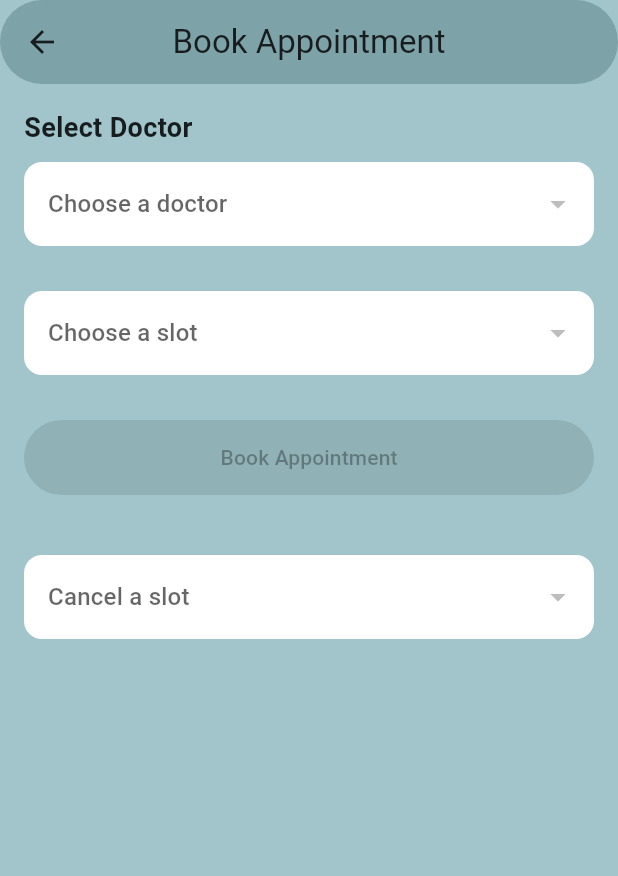
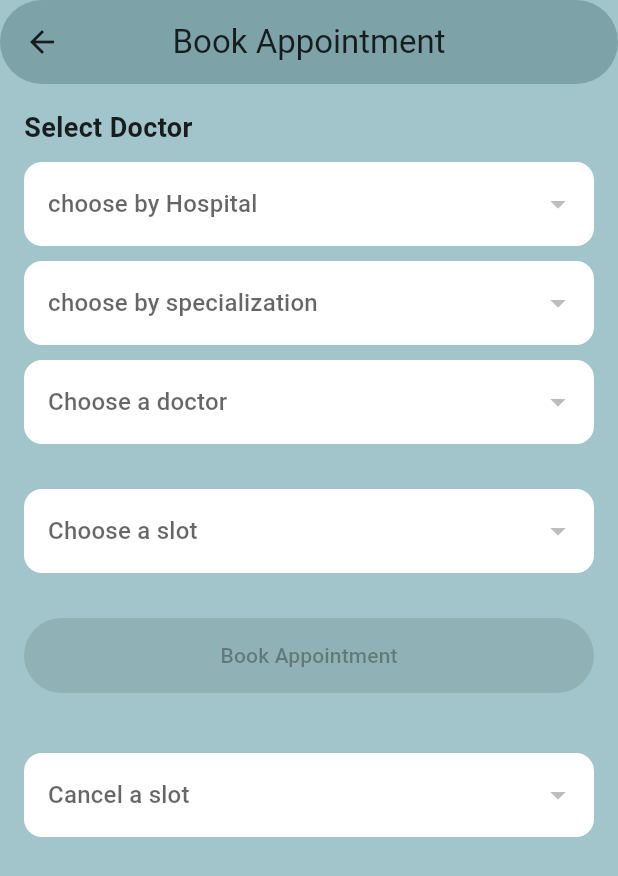
Before and after one commit to su1991/hospitalapp, a Flutter app: the HomePage screen opened directly, after a tap on "Book Appointment", on a phone screen of 412 x 824 dp. Shown: the top 876 px of the screen. Run offline on Flutter 3.47's test engine with Material 3 defaults, Android fonts, the phone set to English and light mode, and no system bars; our stand-ins replace cloud_firestore, firebase_auth, firebase_core, firebase_storage, flutter_native_splash, flutter_riverpod and 2 more; missing offline and left inert: date_picker_plus; accounts and stored records are empty.

Commit message:
added filtering by hospital and specialization

```diff
--- a/lib/ViewModel/Signup.dart
+++ b/lib/ViewModel/Signup.dart
@@ -59,6 +59,32 @@ class SignupViewModel
 
           }
       );
+
+      final specQuery = await _firestore
+          .collection("specializations")
+          .where("name", isEqualTo: specialization)
+          .get();
+
+      if (specQuery.docs.isEmpty)
+
+      {
+        await _firestore.collection("specializations").add({
+          "name": specialization
+        });
+      }
+
+      final hospitalQuery = await _firestore
+          .collection("hospitals")
+          .where("name", isEqualTo: Hospital)
+          .get();
+
+      if (hospitalQuery.docs.isEmpty)
+      {
+        await _firestore.collection("hospitals").add({
+          "name": Hospital
+        });
+      }
+
 
       // Success
       return null;
--- a/lib/ViewModel/appointmentViewModel.dart
+++ b/lib/ViewModel/appointmentViewModel.dart
@@ -234,4 +234,99 @@ class appointmentViewModel
   }
 
 
+  Future<List<Map<String, dynamic>>> fetchSpecializations() async
+  {
+    try {
+      final snapshot = await FirebaseFirestore.instance
+          .collection("specializations")
+
+          .get();
+
+      final List<Map<String, dynamic>> loadedspecialization = [];
+
+      for (var doc in snapshot.docs) {
+        loadedspecialization.add({
+
+          "specialization": doc["name"],
+        });
+      }
+
+      return loadedspecialization;
+    } catch (e) {
+      print("Error fetching specialzaiton: $e");
+      return []; // ✅ REQUIRED
+    }
+  }
+
+
+
+  Future<List<Map<String, dynamic>>> fetchhospitals() async
+  {
+    try {
+      final snapshot = await FirebaseFirestore.instance
+          .collection("hospitals")
+
+          .get();
+
+      final List<Map<String, dynamic>> loadedhospital = [];
+
+      for (var doc in snapshot.docs) {
+        loadedhospital.add({
+
+          "hospital": doc["name"],
+        });
+      }
+
+      return loadedhospital;
+    } catch (e) {
+      print("Error fetching specialzaiton: $e");
+      return []; // ✅ REQUIRED
+    }
+  }
+
+
+  Future<List<Map<String,dynamic>>> fetchSpecializationsByHospital(String hospital) async
+  {
+
+    final snapshot = await FirebaseFirestore.instance
+        .collection("User")
+        .where("rooleType", isEqualTo: "doctor")
+        .where("Hospital", isEqualTo: hospital)
+        .get();
+
+    final List<Map<String,dynamic>> result = [];
+
+    for (var doc in snapshot.docs) {
+      result.add({
+        "specialization": doc["specialization"]
+      });
+    }
+
+    return result;
+  }
+
+  Future<List<Map<String,dynamic>>> fetchDoctorsByFilter(
+      String hospital,
+      String specialization) async {
+
+    final snapshot = await FirebaseFirestore.instance
+        .collection("User")
+        .where("rooleType", isEqualTo: "doctor")
+        .where("Hospital", isEqualTo: hospital)
+        .where("specialization", isEqualTo: specialization)
+        .get();
+
+    final List<Map<String,dynamic>> result = [];
+
+    for (var doc in snapshot.docs) {
+      result.add({
+        "id": doc.id,
+        "name": doc["name"]
+      });
+    }
+
+    return result;
+  }
+
+
 }
--- a/lib/Views/appointmnetscreenpatient.dart
+++ b/lib/Views/appointmnetscreenpatient.dart
@@ -73,12 +73,13 @@ class _AppointmentsState extends State<Appointments>
   // List to store doctors
   List<Map<String, dynamic>> doctors = [];
   List <Map <String,dynamic>> slots=[];
-
+   List<Map<String, dynamic>> special = [];
+   List<Map<String, dynamic>> hospital = [];
 
 
    Future<void> loadDoctors() async
    {
-     final result = await _viewModel.fetchDoctors();
+     final result = await _viewModel.fetchDoctorsByFilter(selectedHospitalId! , specialization!);
 
      setState(()
      {
@@ -87,6 +88,29 @@ class _AppointmentsState extends State<Appointments>
      });
    }
 
+
+   Future<void> loadspecialization() async
+   {
+     final result = await _viewModel.fetchSpecializationsByHospital(selectedHospitalId!);
+
+     setState(()
+     {
+       special = result;
+       loading = false;
+     });
+     print(special);
+   }
+   Future<void> loadhospital() async
+   {
+     final result = await _viewModel.fetchhospitals();
+
+     setState(()
+     {
+       hospital = result;
+       loading = false;
+     });
+     print(hospital);
+   }
 
 
    Future<void> saveappointments() async
@@ -132,11 +156,20 @@ class _AppointmentsState extends State<Appointments>
 
    bool loading = false;
 
+  String?  selectedHospitalId;
+  String? selectedSpecializationId;
+
+  String? get specialization => selectedSpecializationId;
+
   @override
   void initState()
   {
     super.initState();
-    loadDoctors();
+
+    loadhospital();
+
+
+
 
   }
   @override
@@ -177,15 +210,122 @@ class _AppointmentsState extends State<Appointments>
             ),
 
             const SizedBox(height: 10),
+            DropdownButtonFormField<String>
+              (
+              value: selectedHospitalId,
+              hint: const Text("choose by Hospital"),
+
+              items: hospital.map((hospital)
+              {
+
+                print(hospital);
+
+                return DropdownMenuItem<String>
+                  (
+
+                  value: hospital["hospital"],
+
+
+                  child: Text
+                    (
+                    hospital["hospital"],
+                    style: TextStyle
+                      (
+                    ),
+                  ),
+                );
+
+              }).toList(),
+
+              onChanged: (value) async
+              {
+
+                if (value == null) return;
+
+                setState(() {
+                  selectedHospitalId = value;
+
+                  loading = true;
+                });
+      await loadspecialization();
+
+
+              },
+
+              decoration: InputDecoration(
+                filled: true,
+                fillColor: Colors.white,
+                border: OutlineInputBorder(
+                  borderRadius: BorderRadius.circular(12),
+                  borderSide: BorderSide.none,
+                ),
+              ),
+            ),
+
+            const SizedBox(height: 10),
+
+
+            DropdownButtonFormField<String>
+              (
+              value: selectedSpecializationId,
+              hint: const Text("choose by specialization"),
+
+              items: special.map((specialization)
+              {
+
+
+
+                return DropdownMenuItem<String>
+                  (
+
+                  value: specialization["specialization"],
+                  child: Text
+                    (
+                    specialization["specialization"],
+                    style: TextStyle(
+
+                    ),
+                  ),
+                );
+
+              }).toList(),
+
+              onChanged: (value) async
+              {
+
+                if (value == null) return;
+
+                setState(()
+                {
+                  selectedSpecializationId = value;
+                  loading = true;
+                });
+
+                        await loadDoctors();
+
+              },
+
+              decoration: InputDecoration(
+                filled: true,
+                fillColor: Colors.white,
+                border: OutlineInputBorder(
+                  borderRadius: BorderRadius.circular(12),
+                  borderSide: BorderSide.none,
+                ),
+              ),
+            ),
+
+
+            const SizedBox(height: 10),
 
             // 🔹 Dropdown
-            DropdownButtonFormField<String>(
+            DropdownButtonFormField<String>
+              (
               value: selectedDoctorId,
               hint: const Text("Choose a doctor"),
 
               items: doctors.map((doctor)
               {
-
                 final bool isCurrentDoctor =
                     doctor["id"] == FirebaseAuth.instance.currentUser!.uid;
 
@@ -204,11 +344,13 @@ class _AppointmentsState extends State<Appointments>
 
               }).toList(),
 
-              onChanged: (value) async {
+              onChanged: (value) async
+              {
 
                 if (value == null) return;
 
-                setState(() {
+                setState(()
+                {
                   selectedDoctorId = value;
                   selectedSlotId = null;
                   loading = true;
@@ -218,7 +360,8 @@ class _AppointmentsState extends State<Appointments>
 
               },
 
-              decoration: InputDecoration(
+              decoration: InputDecoration
+                (
                 filled: true,
                 fillColor: Colors.white,
                 border: OutlineInputBorder(
```
